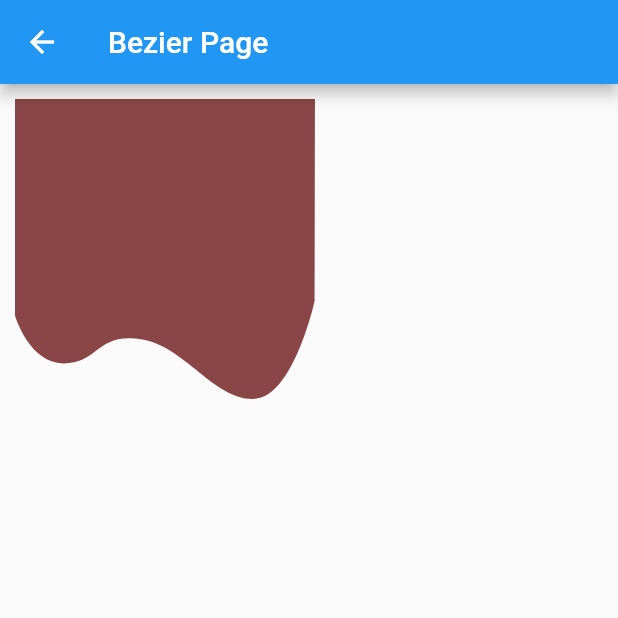
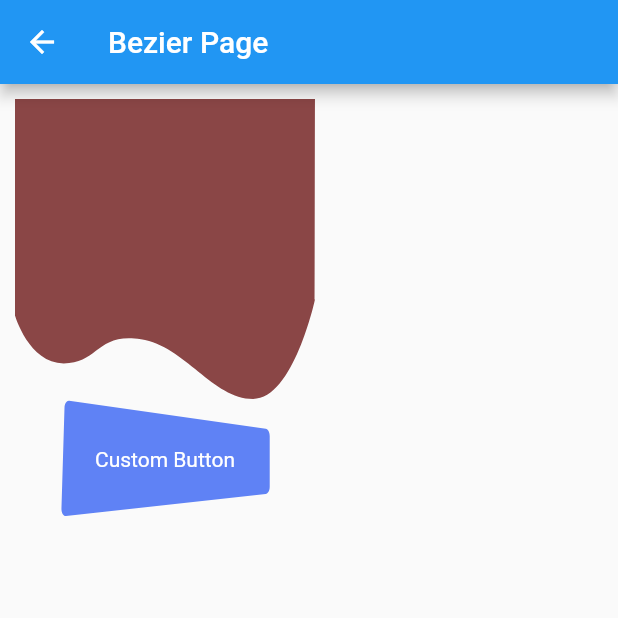
Before and after one commit to NijatTagizada/render_object, a Flutter app: the screen it shows after launch, after a tap on "Bezier Page", on a phone screen of 412 x 824 dp, the top half of it. Run offline on Flutter 3.47's test engine with Material 2 defaults, Android fonts, the phone set to English and light mode, and no system bars.

Commit message:
add custom button

```diff
--- a/lib/page/bezier_page.dart
+++ b/lib/page/bezier_page.dart
@@ -1,4 +1,5 @@
 import 'package:flutter/material.dart';
+import 'package:render_object/widgets/custom_p.dart';
 
 import '../widgets/bezier_clipper.dart';
 
@@ -28,6 +29,22 @@ class _BezierPageState extends State<BezierPage> {
                 color: Color.fromARGB(255, 138, 70, 70),
               ),
             ),
+            CustomPaint(
+              size: Size(140, 100),
+              painter: CustomButtonPainter(),
+              child: SizedBox(
+                width: 140,
+                height: 80,
+                child: Center(
+                  child: Text(
+                    'Custom Button',
+                    style: TextStyle(
+                      color: Colors.white,
+                    ),
+                  ),
+                ),
+              ),
+            )
           ],
         ),
       ),
--- /dev/null
+++ b/lib/widgets/custom_p.dart
@@ -0,0 +1,51 @@
+import 'package:flutter/material.dart';
+
+class CustomButtonPainter extends CustomPainter {
+  @override
+  void paint(Canvas canvas, Size size) {
+    Path path_0 = Path();
+    path_0.moveTo(size.width * 0.02140745, size.height * 0.07228000);
+    path_0.cubicTo(
+        size.width * 0.02199867,
+        size.height * 0.03809061,
+        size.width * 0.03200163,
+        size.height * 0.01214024,
+        size.width * 0.04348949,
+        size.height * 0.01499324);
+    path_0.lineTo(size.width * 0.9799296, size.height * 0.2475561);
+    path_0.cubicTo(
+        size.width * 0.9905051,
+        size.height * 0.2501821,
+        size.width * 0.9986378,
+        size.height * 0.2764376,
+        size.width * 0.9986378,
+        size.height * 0.3079515);
+    path_0.lineTo(size.width * 0.9986378, size.height * 0.7310818);
+    path_0.cubicTo(
+        size.width * 0.9986378,
+        size.height * 0.7630303,
+        size.width * 0.9902867,
+        size.height * 0.7894909,
+        size.width * 0.9795520,
+        size.height * 0.7915606);
+    path_0.lineTo(size.width * 0.02859949, size.height * 0.9750606);
+    path_0.cubicTo(
+        size.width * 0.01641643,
+        size.height * 0.9774091,
+        size.width * 0.006268755,
+        size.height * 0.9476818,
+        size.width * 0.006894918,
+        size.height * 0.9114727);
+    path_0.lineTo(size.width * 0.02140745, size.height * 0.07228000);
+    path_0.close();
+
+    Paint paint_0_fill = Paint()..style = PaintingStyle.fill;
+    paint_0_fill.color = Color.fromARGB(255, 95, 130, 245).withOpacity(1.0);
+    canvas.drawPath(path_0, paint_0_fill);
+  }
+
+  @override
+  bool shouldRepaint(covariant CustomPainter oldDelegate) {
+    return true;
+  }
+}
```
